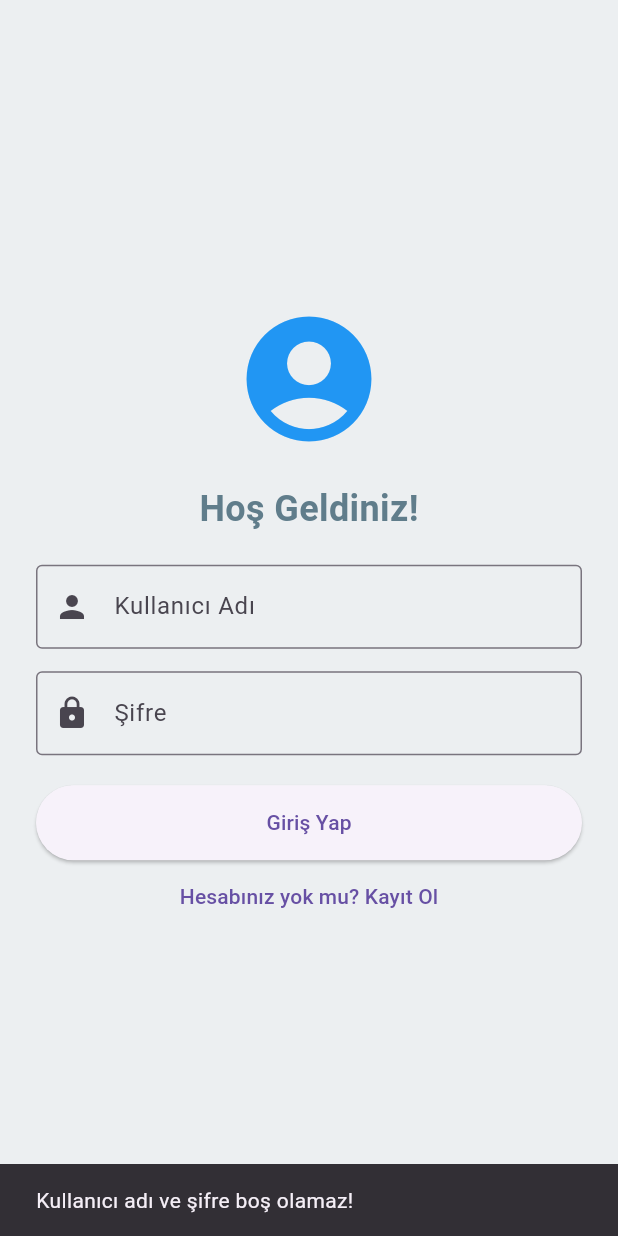
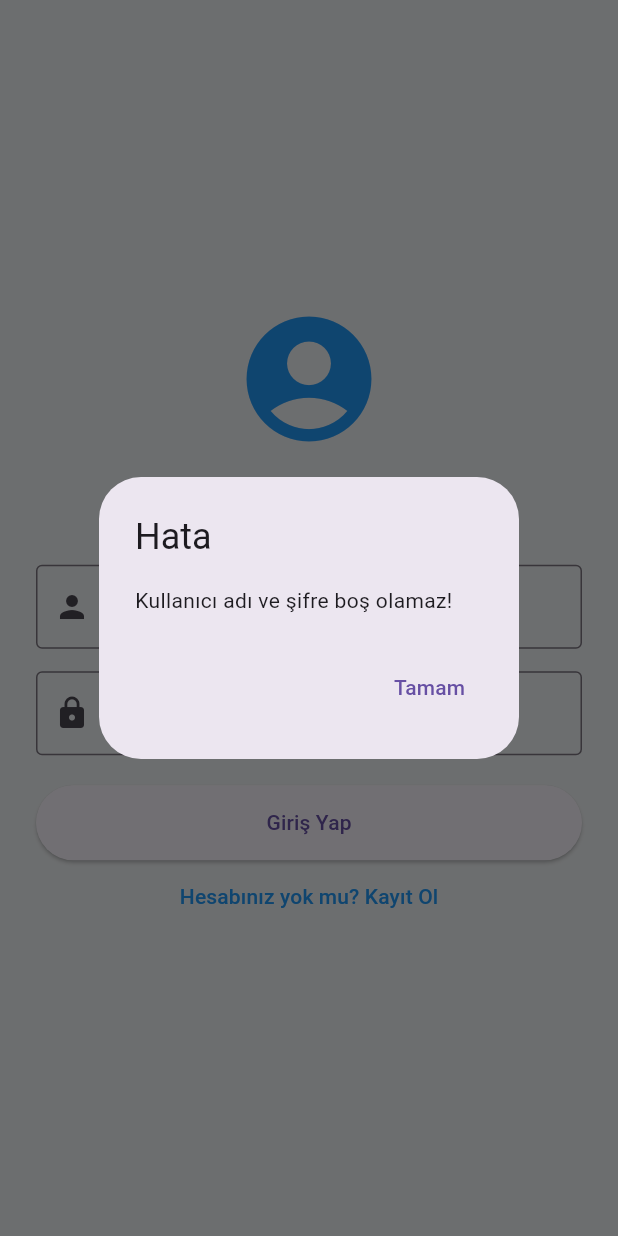
Before and after one commit to EmreMert2000/FinancialSupport, a Flutter app: the screen it shows after launch, after a tap on "Giriş Yap", on a phone screen of 412 x 824 dp. Run offline on Flutter 3.47's test engine with Material 3 defaults, Android fonts, the phone set to English and light mode, and no system bars; our stand-ins replace shared_preferences, sqflite; accounts and stored records are empty.

Commit message:
Add HomeScreen Commit

```diff
--- a/finance/lib/main.dart
+++ b/finance/lib/main.dart
@@ -1,5 +1,7 @@
 import 'package:flutter/material.dart';
+import 'package:shared_preferences/shared_preferences.dart';
 import 'package:finance/screens/LoginScreen.dart';
+import 'package:finance/screens/HomeScreen.dart';
 
 void main() {
   runApp(MyApp());
@@ -12,7 +14,37 @@ class MyApp extends StatelessWidget {
       debugShowCheckedModeBanner: false,
       title: 'Financial Support App',
       theme: ThemeData(primarySwatch: Colors.blue),
-      home: LoginScreen(),
+      home: SplashScreen(),
     );
   }
 }
+
+class SplashScreen extends StatelessWidget {
+  Future<Widget> _checkLoginStatus() async {
+    final prefs = await SharedPreferences.getInstance();
+    final isLoggedIn = prefs.getBool('isLoggedIn') ?? false;
+    final username = prefs.getString('username') ?? '';
+
+    if (isLoggedIn) {
+      return HomeScreen(username: username);
+    } else {
+      return LoginScreen();
+    }
+  }
+
+  @override
+  Widget build(BuildContext context) {
+    return FutureBuilder<Widget>(
+      future: _checkLoginStatus(),
+      builder: (context, snapshot) {
+        if (snapshot.connectionState == ConnectionState.waiting) {
+          return Scaffold(
+            body: Center(child: CircularProgressIndicator()),
+          );
+        } else {
+          return snapshot.data!;
+        }
+      },
+    );
+  }
+}
--- a/finance/lib/screens/LoginScreen.dart
+++ b/finance/lib/screens/LoginScreen.dart
@@ -1,6 +1,8 @@
 import 'package:flutter/material.dart';
+import 'HomeScreen.dart';
 import 'register_screen.dart';
 import 'package:finance/Db/db_helper.dart';
+import 'package:shared_preferences/shared_preferences.dart';
 
 class LoginScreen extends StatefulWidget {
   @override
@@ -17,24 +19,44 @@ class _LoginScreenState extends State<LoginScreen> {
     String password = _passwordController.text.trim();
 
     if (username.isEmpty || password.isEmpty) {
-      ScaffoldMessenger.of(context).showSnackBar(
-        SnackBar(content: Text('Kullanıcı adı ve şifre boş olamaz!')),
-      );
+      _showMessageDialog('Hata', 'Kullanıcı adı ve şifre boş olamaz!');
       return;
     }
 
     final user = await _dbHelper.login(username, password);
 
     if (user != null) {
-      ScaffoldMessenger.of(context).showSnackBar(
-        SnackBar(content: Text('Giriş başarılı!')),
+      // Giriş bilgilerini kaydet
+      final prefs = await SharedPreferences.getInstance();
+      await prefs.setBool('isLoggedIn', true);
+      await prefs.setString('username', username);
+
+      // HomeScreen'e yönlendir
+      Navigator.pushReplacement(
+        context,
+        MaterialPageRoute(
+          builder: (context) => HomeScreen(username: username),
+        ),
       );
-      // Ana ekrana yönlendirme burada yapılabilir
     } else {
-      ScaffoldMessenger.of(context).showSnackBar(
-        SnackBar(content: Text('Hatalı kullanıcı adı veya şifre!')),
-      );
+      _showMessageDialog('Hata', 'Hatalı kullanıcı adı veya şifre!');
     }
+  }
+
+  void _showMessageDialog(String title, String message) {
+    showDialog(
+      context: context,
+      builder: (context) => AlertDialog(
+        title: Text(title),
+        content: Text(message),
+        actions: [
+          TextButton(
+            onPressed: () => Navigator.pop(context),
+            child: Text('Tamam'),
+          ),
+        ],
+      ),
+    );
   }
 
   @override
@@ -51,7 +73,11 @@ class _LoginScreenState extends State<LoginScreen> {
               SizedBox(height: 20),
               Text(
                 'Hoş Geldiniz!',
-                style: TextStyle(fontSize: 24, fontWeight: FontWeight.bold, color: Colors.blueGrey),
+                style: TextStyle(
+                  fontSize: 24,
+                  fontWeight: FontWeight.bold,
+                  color: Colors.blueGrey,
+                ),
               ),
               SizedBox(height: 20),
               TextField(
@@ -87,7 +113,10 @@ class _LoginScreenState extends State<LoginScreen> {
                     MaterialPageRoute(builder: (context) => RegisterScreen()),
                   );
                 },
-                child: Text('Hesabınız yok mu? Kayıt Ol'),
+                child: Text(
+                  'Hesabınız yok mu? Kayıt Ol',
+                  style: TextStyle(color: Colors.blue),
+                ),
               ),
             ],
           ),
--- a/finance/pubspec.yaml
+++ b/finance/pubspec.yaml
@@ -37,6 +37,7 @@ dependencies:
   cupertino_icons: ^1.0.8
   sqflite: ^2.4.1
   path: ^1.9.0
+  shared_preferences: ^2.3.3
 
 dev_dependencies:
   flutter_test:
```
Also changed, not shown: finance/lib/screens/HomeScreen.dart (+95 -0 lines), finance/lib/screens/ProductScreen.dart (added), 7 other files.
